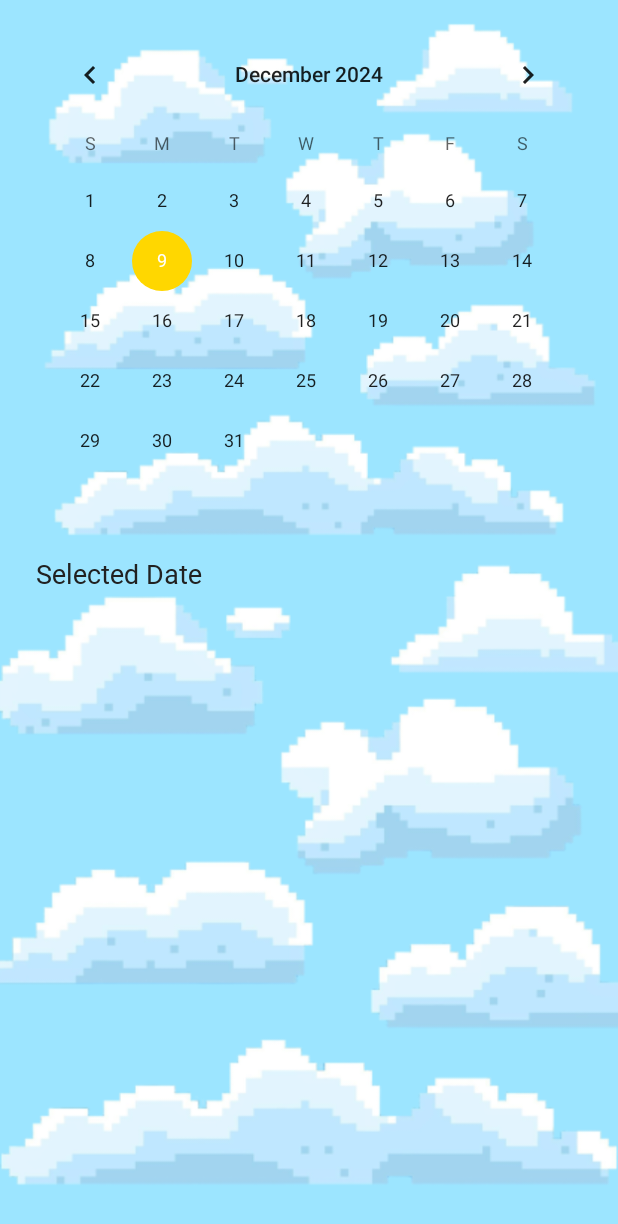
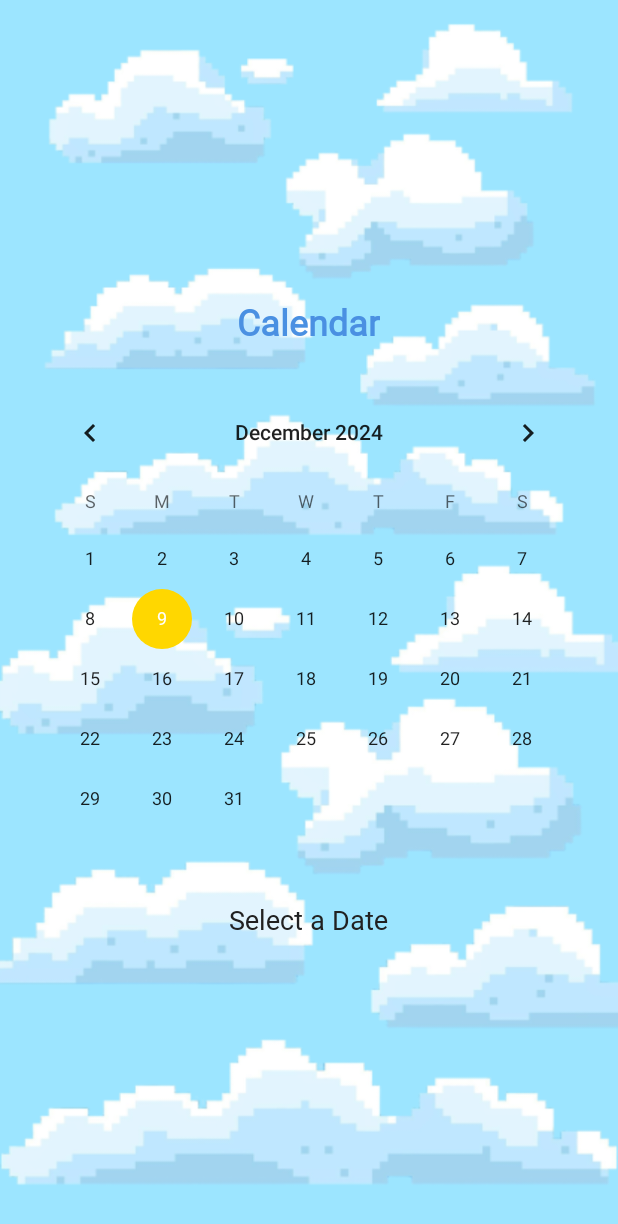
Before and after one commit to jirachi13/Study_Buddy2, an Android app: the CalendarActivity screen opened directly, with no data from a screen before it, on a phone screen of 412 x 824 dp. Shown: the top 1224 px of the screen. Run offline under Robolectric (Android 15) with nearby library versions, the phone set to English and light mode, and no system bars.

Commit message:
task manager list now showing and button clickable fixed notes list not showing icons on list now and date showing pomodoro title made calendar title made

```diff
--- a/app/src/main/java/com/example/studybuddy/CalendarActivity.java
+++ b/app/src/main/java/com/example/studybuddy/CalendarActivity.java
@@ -9,6 +9,8 @@ import android.widget.TextView;
 
 import androidx.appcompat.app.AppCompatActivity;
 
+import java.text.SimpleDateFormat;
+import java.util.Calendar;
 import java.util.List;
 
 public class CalendarActivity extends AppCompatActivity {
@@ -28,7 +30,11 @@ public class CalendarActivity extends AppCompatActivity {
         selectedDateTextView = findViewById(R.id.selectedDateTextView);
         databaseHelper = new DatabaseHelper(this);
 
+        // Set default text in selectedDateTextView
+        selectedDateTextView.setText("Select a Date");
+
         calendarView.setOnDateChangeListener((view, year, month, dayOfMonth) -> {
+            // Format the selected date as mm/dd/yyyy
             String selectedDate = (month + 1) + "/" + dayOfMonth + "/" + year;
             selectedDateTextView.setText(selectedDate);
             populateEventsForDate(selectedDate);
@@ -38,9 +44,11 @@ public class CalendarActivity extends AppCompatActivity {
     private void populateEventsForDate(String date) {
         eventsListContainer.removeAllViews();
 
+        // Get tasks from the database
         List<Task> tasks = databaseHelper.getAllTasks();
         for (Task task : tasks) {
             if (task.getDueDate().equals(date)) {
+                // Inflate each task into the layout
                 View eventView = LayoutInflater.from(this).inflate(R.layout.event_item, eventsListContainer, false);
 
                 TextView eventTitle = eventView.findViewById(R.id.eventTitle);
@@ -49,6 +57,7 @@ public class CalendarActivity extends AppCompatActivity {
                 eventTitle.setText(task.getTitle());
                 eventDescription.setText(task.getDescription());
 
+                // Add the task to the events list container
                 eventsListContainer.addView(eventView);
             }
         }
--- a/app/src/main/res/layout/activity_calendar.xml
+++ b/app/src/main/res/layout/activity_calendar.xml
@@ -3,22 +3,40 @@
     android:layout_height="match_parent"
     android:orientation="vertical"
     android:padding="16dp"
+    android:gravity="center"
     android:background="@drawable/clouds">
 
+    <!-- Calendar Title (Centered at the top) -->
+    <TextView
+        android:id="@+id/calendarTitle"
+        android:layout_width="wrap_content"
+        android:layout_height="wrap_content"
+        android:text="Calendar"
+        android:textSize="24sp"
+        android:textColor="@color/blue"
+        android:textStyle="bold"
+        android:gravity="center"
+        android:layout_marginTop="16dp"
+        android:layout_marginBottom="24dp"/>
+
+    <!-- Calendar View -->
     <CalendarView
         android:id="@+id/calendarView"
         android:layout_width="match_parent"
         android:layout_height="wrap_content" />
 
+    <!-- Selected Date Display -->
     <TextView
         android:id="@+id/selectedDateTextView"
-        android:layout_width="match_parent"
+        android:layout_width="wrap_content"
         android:layout_height="wrap_content"
-        android:padding="8dp"
-        android:text="Selected Date"
+        android:text="Select a Date"
         android:textSize="18sp"
-        android:layout_marginTop="8dp" />
+        android:textColor="@color/textPrimary"
+        android:layout_marginTop="8dp"
+        android:gravity="center"/>
 
+    <!-- Events List Container -->
     <LinearLayout
         android:id="@+id/eventsListContainer"
         android:layout_width="match_parent"
```
Also changed, not shown: app/src/main/res/layout/activity_add_task.xml (+13 -0 lines), app/src/main/res/layout/activity_notes.xml (+12 -0 lines).
